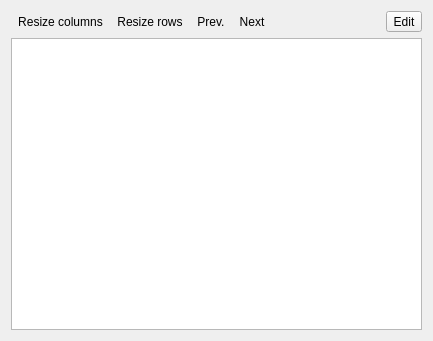
Before: the Qt Designer form src/scipyen/gui/widgets/tableeditorwidget.ui in ctigaret/scipyen, drawn with Qt 5.
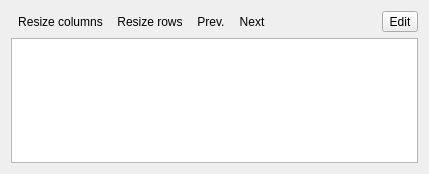
After: the same form once the commit is applied. Icons and pictures are not drawn. Custom widgets are drawn as their Qt base class.

```diff
--- a/src/scipyen/gui/widgets/tableeditorwidget.ui
+++ b/src/scipyen/gui/widgets/tableeditorwidget.ui
@@ -6,8 +6,8 @@
    <rect>
     <x>0</x>
     <y>0</y>
-    <width>433</width>
-    <height>341</height>
+    <width>429</width>
+    <height>174</height>
    </rect>
   </property>
   <property name="windowTitle">
```
